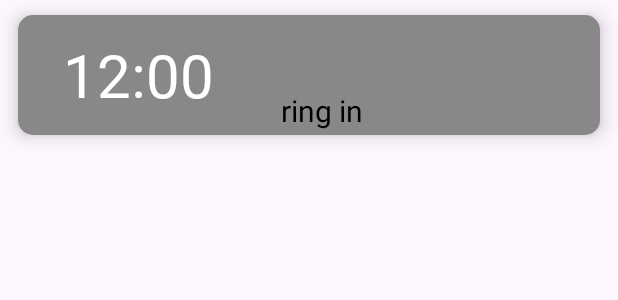
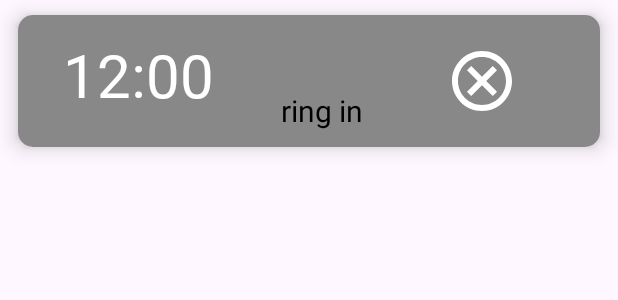
Before and after one commit to azzazichka/Alarm_proj, an Android app: the layout alarm_item.xml on its own in the app's theme, with its tools: preview values and no code run, on a phone screen of 412 x 824 dp. Shown: the top 300 px of the screen. Run offline under Robolectric (Android 15) with nearby library versions, the phone set to English and light mode, and no system bars.

Commit message:
fixed bug with deleting alarm

```diff
--- a/Alarmer/app/src/main/res/layout/alarm_item.xml
+++ b/Alarmer/app/src/main/res/layout/alarm_item.xml
@@ -62,9 +62,9 @@
 
             android:layout_marginTop="20dp"
             android:layout_marginBottom="20dp"
-            android:layout_marginStart="60dp"
+            android:layout_marginStart="30dp"
             android:layout_marginEnd="5dp"
-
+            android:background="@drawable/delete_icon"
             android:layout_toEndOf="@id/ring_in"
 
             />
```
